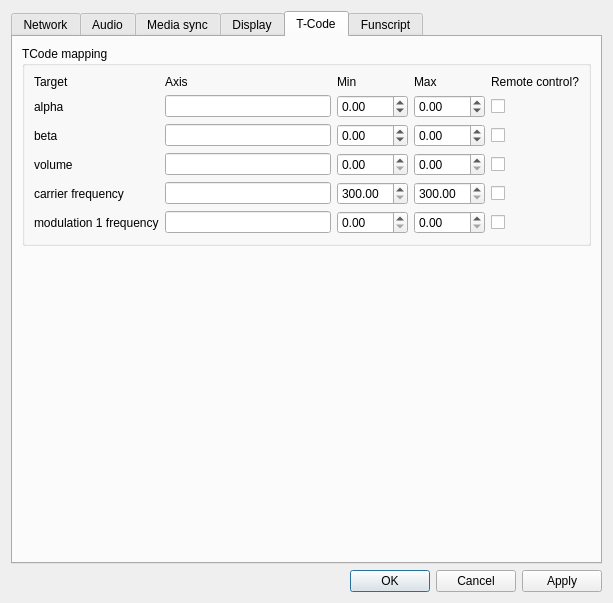
Before: the Qt Designer form designer/preferencesdialog.ui in diglet48/restim, drawn with Qt 5.
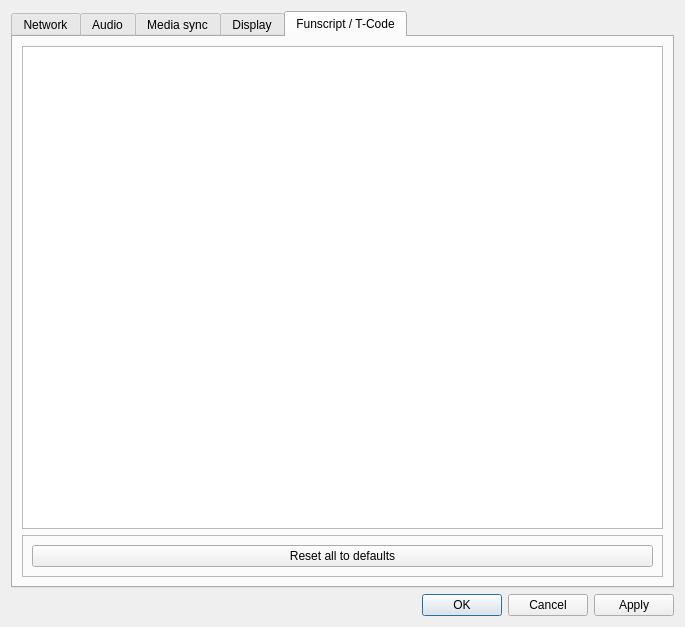
After: the same form once the commit is applied. The open tabs and pages were chosen to show the change. Icons and pictures are not drawn. Custom widgets are drawn as their Qt base class.

Commit message: Controll all axis with tcode

What changed in the file:
```diff
--- a/designer/preferencesdialog.ui
+++ b/designer/preferencesdialog.ui
@@ -6,8 +6,8 @@
    <rect>
     <x>0</x>
     <y>0</y>
-    <width>613</width>
-    <height>603</height>
+    <width>685</width>
+    <height>627</height>
    </rect>
   </property>
   <property name="windowTitle">
@@ -620,246 +620,9 @@
        </item>
       </layout>
      </widget>
-     <widget class="QWidget" name="tab_tcode">
-      <attribute name="title">
-       <string>T-Code</string>
-      </attribute>
-      <layout class="QVBoxLayout" name="verticalLayout_5">
-       <item>
-        <widget class="QGroupBox" name="groupBox_2">
-         <property name="title">
-          <string>TCode mapping</string>
-         </property>
-         <layout class="QGridLayout" name="gridLayout_2">
-          <item row="0" column="3">
-           <widget class="QLabel" name="label_14">
-            <property name="text">
-             <string>Max</string>
-            </property>
-           </widget>
-          </item>
-          <item row="0" column="0">
-           <widget class="QLabel" name="label_17">
-            <property name="text">
-             <string>Target</string>
-            </property>
-           </widget>
-          </item>
-          <item row="3" column="0">
-           <widget class="QLabel" name="label_20">
-            <property name="text">
-             <string>volume</string>
-            </property>
-           </widget>
-          </item>
-          <item row="0" column="2">
-           <widget class="QLabel" name="label_15">
-            <property name="text">
-             <string>Min</string>
-            </property>
-           </widget>
-          </item>
-          <item row="2" column="0">
-           <widget class="QLabel" name="label_19">
-            <property name="text">
-             <string>beta</string>
-            </property>
-           </widget>
-          </item>
-          <item row="0" column="4">
-           <widget class="QLabel" name="label_13">
-            <property name="text">
-             <string>Remote control?</string>
-            </property>
-           </widget>
-          </item>
-          <item row="0" column="1">
-           <widget class="QLabel" name="label_16">
-            <property name="text">
-             <string>Axis</string>
-            </property>
-           </widget>
-          </item>
-          <item row="1" column="0">
-           <widget class="QLabel" name="label_18">
-            <property name="text">
-             <string>alpha</string>
-            </property>
-           </widget>
-          </item>
-          <item row="4" column="0">
-           <widget class="QLabel" name="label_21">
-            <property name="text">
-             <string>carrier frequency</string>
-            </property>
-           </widget>
-          </item>
-          <item row="5" column="0">
-           <widget class="QLabel" name="label_22">
-            <property name="text">
-             <string>modulation 1 frequency</string>
-            </property>
-           </widget>
-          </item>
-          <item row="1" column="1">
-           <widget class="QLineEdit" name="threephase_alpha_axis"/>
-          </item>
-          <item row="2" column="1">
-           <widget class="QLineEdit" name="threephase_beta_axis"/>
-          </item>
-          <item row="3" column="1">
-           <widget class="QLineEdit" name="threephase_volume_axis"/>
-          </item>
-          <item row="4" column="1">
-           <widget class="QLineEdit" name="threephase_carrier_axis"/>
-          </item>
-          <item row="5" column="1">
-           <widget class="QLineEdit" name="threephase_vibration_frequency_axis"/>
-          </item>
-          <item row="1" column="2">
-           <widget class="QDoubleSpinBox" name="threephase_alpha_min">
-            <property name="minimum">
-             <double>-100.000000000000000</double>
-            </property>
-            <property name="maximum">
-             <double>100.000000000000000</double>
-            </property>
-           </widget>
-          </item>
-          <item row="1" column="3">
-           <widget class="QDoubleSpinBox" name="threephase_alpha_max">
-            <property name="minimum">
-             <double>-100.000000000000000</double>
-            </property>
-            <property name="maximum">
-             <double>100.000000000000000</double>
-            </property>
-           </widget>
-          </item>
-          <item row="1" column="4">
-           <widget class="QCheckBox" name="threephase_alpha_enabled">
-            <property name="text">
-             <string/>
-            </property>
-           </widget>
-          </item>
-          <item row="2" column="2">
-           <widget class="QDoubleSpinBox" name="threephase_beta_min">
-            <property name="minimum">
-             <double>-100.000000000000000</double>
-            </property>
-            <property name="maximum">
-             <double>100.000000000000000</double>
-            </property>
-           </widget>
-          </item>
-          <item row="2" column="3">
-           <widget class="QDoubleSpinBox" name="threephase_beta_max">
-            <property name="minimum">
-             <double>-100.000000000000000</double>
-            </property>
-            <property name="maximum">
-             <double>100.000000000000000</double>
-            </property>
-           </widget>
-          </item>
-          <item row="2" column="4">
-           <widget class="QCheckBox" name="threephase_beta_enabled">
-            <property name="text">
-             <string/>
-            </property>
-           </widget>
-          </item>
-          <item row="3" column="2">
-           <widget class="QDoubleSpinBox" name="threephase_volume_min">
-            <property name="maximum">
-             <double>1.000000000000000</double>
-            </property>
-           </widget>
-          </item>
-          <item row="3" column="3">
-           <widget class="QDoubleSpinBox" name="threephase_volume_max">
-            <property name="maximum">
-             <double>1.000000000000000</double>
-            </property>
-           </widget>
-          </item>
-          <item row="3" column="4">
-           <widget class="QCheckBox" name="threephase_volume_enabled">
-            <property name="text">
-             <string/>
-            </property>
-           </widget>
-          </item>
-          <item row="4" column="2">
-           <widget class="QDoubleSpinBox" name="threephase_carrier_min">
-            <property name="minimum">
-             <double>300.000000000000000</double>
-            </property>
-            <property name="maximum">
-             <double>1500.000000000000000</double>
-            </property>
-           </widget>
-          </item>
-          <item row="4" column="3">
-           <widget class="QDoubleSpinBox" name="threephase_carrier_max">
-            <property name="minimum">
-             <double>300.000000000000000</double>
-            </property>
-            <property name="maximum">
-             <double>1500.000000000000000</double>
-            </property>
-           </widget>
-          </item>
-          <item row="4" column="4">
-           <widget class="QCheckBox" name="threephase_carrier_enabled">
-            <property name="text">
-             <string/>
-            </property>
-           </widget>
-          </item>
-          <item row="5" column="2">
-           <widget class="QDoubleSpinBox" name="threephase_vibration_frequency_min">
-            <property name="maximum">
-             <double>100.000000000000000</double>
-            </property>
-           </widget>
-          </item>
-          <item row="5" column="3">
-           <widget class="QDoubleSpinBox" name="threephase_vibration_frequency_max">
-            <property name="maximum">
-             <double>100.000000000000000</double>
-            </property>
-           </widget>
-          </item>
-          <item row="5" column="4">
-           <widget class="QCheckBox" name="threephase_vibration_frequency_enabled">
-            <property name="text">
-             <string/>
-            </property>
-           </widget>
-          </item>
-         </layout>
-        </widget>
-       </item>
-       <item>
-        <spacer name="verticalSpacer_5">
-         <property name="orientation">
-          <enum>Qt::Vertical</enum>
-         </property>
-         <property name="sizeHint" stdset="0">
-          <size>
-           <width>20</width>
-           <height>40</height>
-          </size>
-         </property>
-        </spacer>
-       </item>
-      </layout>
-     </widget>
      <widget class="QWidget" name="tab_funscript">
       <attribute name="title">
-       <string>Funscript</string>
+       <string>Funscript / T-Code</string>
       </attribute>
       <layout class="QVBoxLayout" name="verticalLayout_7">
        <item>
```
Left out of the diff: 2 changed lines with no effect on the pictures. The commit also changes 6 other files.
